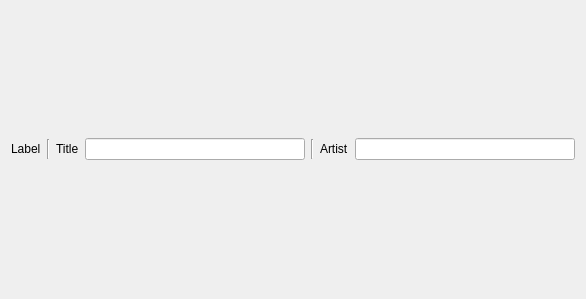
nickdmakes/tek-plexor, file tp_interface/ui/metadata_row.ui: the form before one commit.
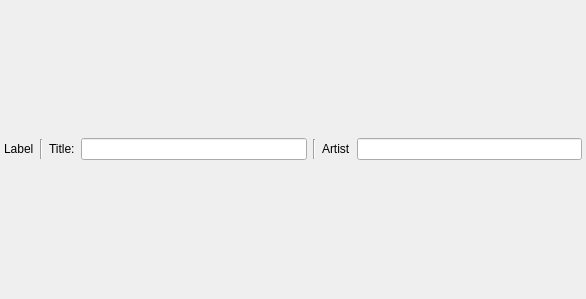
The form after the commit.

Patch:
```diff
--- a/tp_interface/ui/metadata_row.ui
+++ b/tp_interface/ui/metadata_row.ui
@@ -14,6 +14,21 @@
    <string>MetadataRow</string>
   </property>
   <layout class="QHBoxLayout" name="horizontalLayout">
+   <property name="spacing">
+    <number>6</number>
+   </property>
+   <property name="leftMargin">
+    <number>4</number>
+   </property>
+   <property name="topMargin">
+    <number>4</number>
+   </property>
+   <property name="rightMargin">
+    <number>4</number>
+   </property>
+   <property name="bottomMargin">
+    <number>4</number>
+   </property>
    <item>
     <widget class="QLabel" name="identifierLabel">
      <property name="sizePolicy">
@@ -55,7 +70,7 @@
       </sizepolicy>
      </property>
      <property name="text">
-      <string>Title</string>
+      <string>Title:</string>
      </property>
     </widget>
    </item>
```
